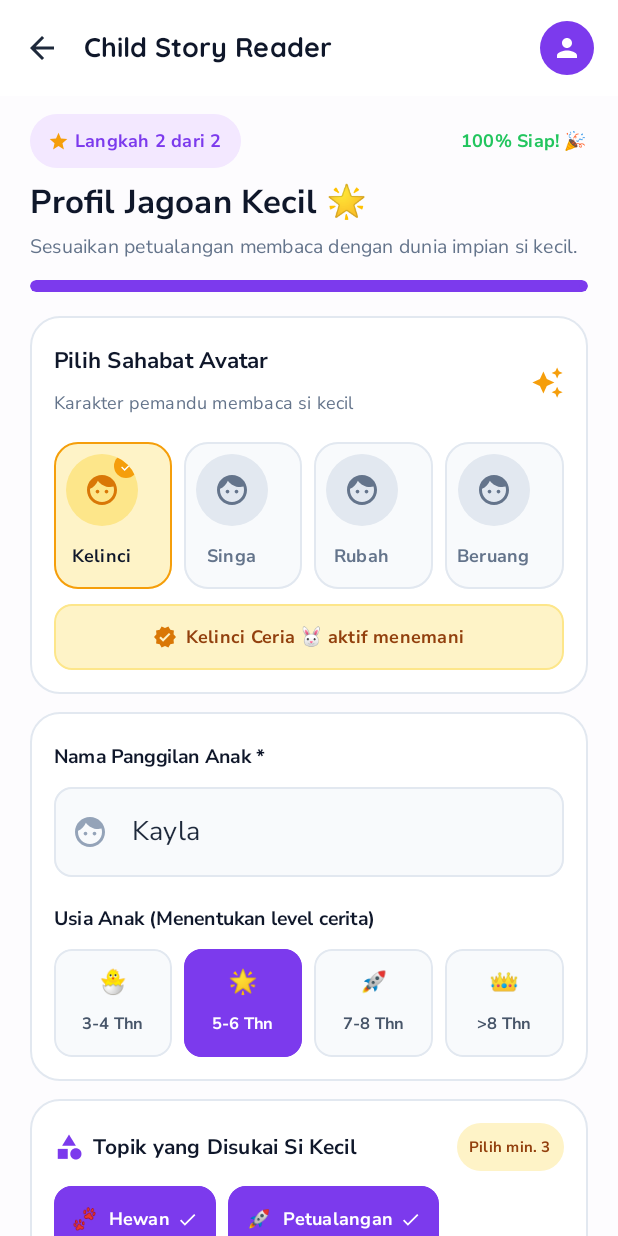
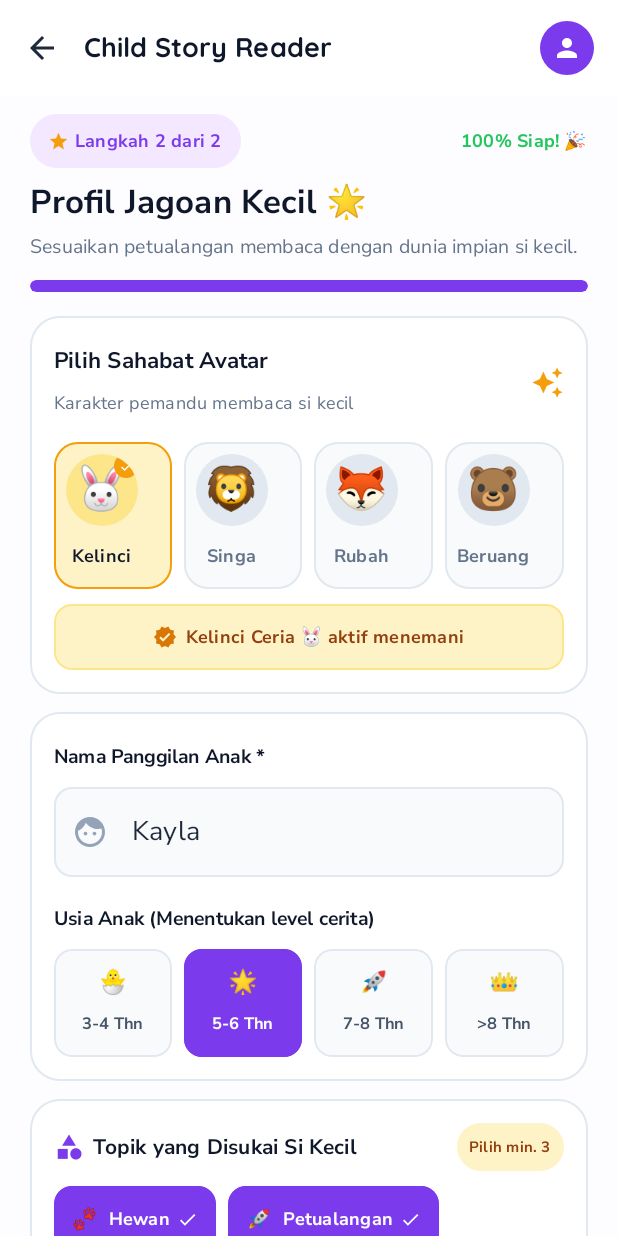
Before and after one commit to rchmn17/Litutur, an Android app built with Jetpack Compose: the @Preview function ChildProfileSetupScreenPreview, on a phone screen of 412 x 824 dp. Run offline under Robolectric (Android 15) with nearby library versions, the phone set to English and light mode, and no system bars.

Commit message:
Update Icon

```diff
--- a/app/src/main/java/com/example/litutur/ui/screens/ChildProfileSetupScreen.kt
+++ b/app/src/main/java/com/example/litutur/ui/screens/ChildProfileSetupScreen.kt
@@ -77,10 +77,10 @@ fun ChildProfileSetupScreen(
     }
 
     val avatars = listOf(
-        "Kelinci" to "Kelinci Ceria 🐰",
-        "Singa" to "Singa Berani 🦁",
-        "Rubah" to "Rubah Pintar 🦊",
-        "Beruang" to "Beruang Hangat 🐻"
+        Triple("Kelinci", "Kelinci Ceria 🐰", "🐰"),
+        Triple("Singa", "Singa Berani 🦁", "🦁"),
+        Triple("Rubah", "Rubah Pintar 🦊", "🦊"),
+        Triple("Beruang", "Beruang Hangat 🐻", "🐻")
     )
 
     val ageRanges = listOf(
@@ -255,7 +255,7 @@ fun ChildProfileSetupScreen(
                         modifier = Modifier.fillMaxWidth(),
                         horizontalArrangement = Arrangement.spacedBy(8.dp)
                     ) {
-                        avatars.forEach { (shortName, fullName) ->
+                        avatars.forEach { (shortName, fullName, avatarIcon) ->
                             val isSelected = selectedAvatar == fullName
                             Card(
                                 shape = RoundedCornerShape(16.dp),
@@ -282,10 +282,10 @@ fun ChildProfileSetupScreen(
                                             .background(if (isSelected) Color(0xFFFDE68A) else Color(0xFFE2E8F0)),
                                         contentAlignment = Alignment.Center
                                     ) {
-                                        Icon(
-                                            imageVector = Icons.Default.Face,
-                                            contentDescription = null,
-                                            tint = if (isSelected) Color(0xFFD97706) else Color(0xFF64748B)
+                                        Text(
+                                            text = avatarIcon,
+                                            fontSize = 28.sp,
+                                            lineHeight = 32.sp
                                         )
                                         if (isSelected) {
                                             Box(
```
